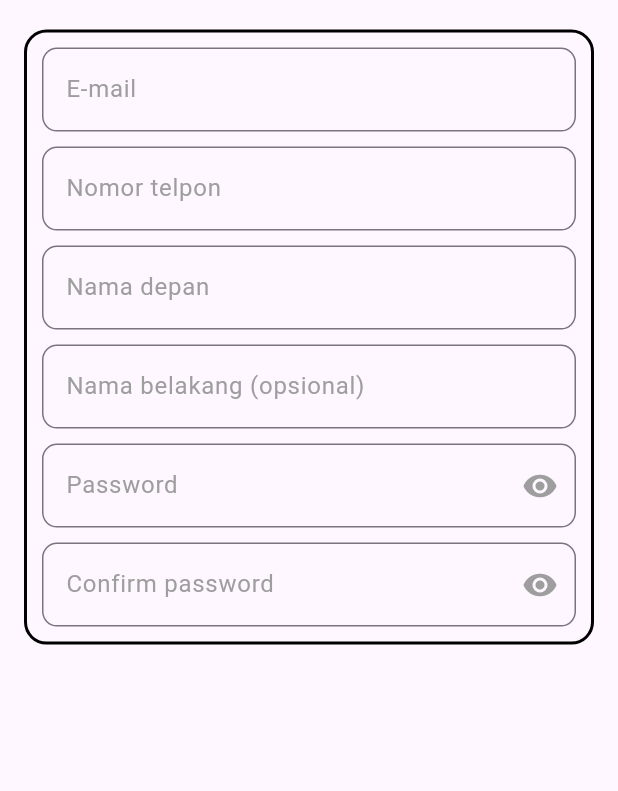
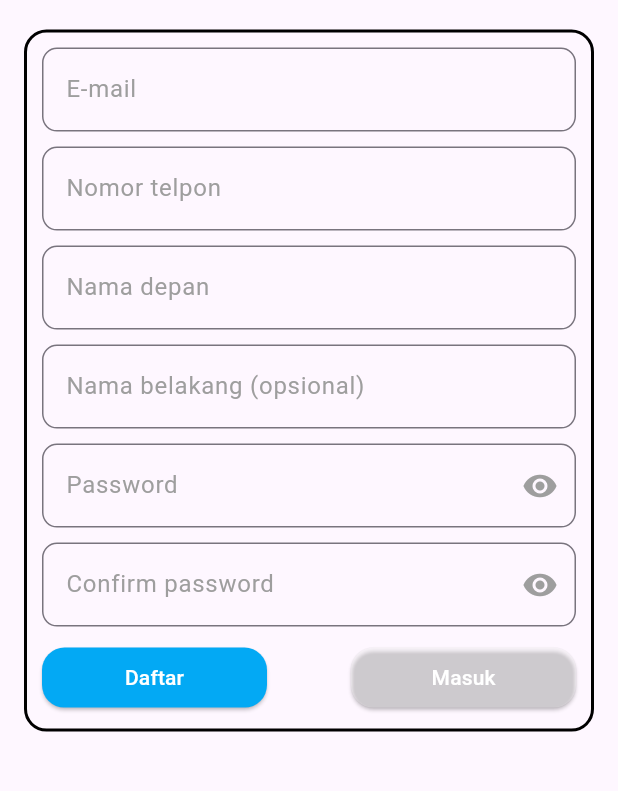
Before and after one commit to evannurfauzanvn/Plosokerep_Mobile, a Flutter app: the Register screen opened directly, on a phone screen of 412 x 824 dp, the part 374-1165 px from its top. Run offline on Flutter 3.47's test engine with Material 3 defaults, Android fonts, the phone set to English and light mode, and no system bars; network calls fail.

```diff
--- a/lib/main_page.dart
+++ b/lib/main_page.dart
@@ -15,7 +15,7 @@ class _HomePage extends State<HomePage> {
     const Beranda(),
     const Center(child: Text('profile desa')),
     const Center(child: Text('layanan')),
-    const Center(child: Text('data penduduk')),
+    const Center(child: Text('profile')),
   ];
   @override
   Widget build(BuildContext context) {
--- a/lib/register.dart
+++ b/lib/register.dart
@@ -1,4 +1,8 @@
 import 'package:flutter/material.dart';
+import 'package:plosokerep_apk/login.dart';
+import 'package:plosokerep_apk/main_page.dart';
+import 'package:plosokerep_apk/resources/btn/btn.dart';
+import 'package:plosokerep_apk/resources/btn/btnsr.dart';
 import 'package:plosokerep_apk/resources/fmtx/fmtx.dart';
 import 'package:plosokerep_apk/resources/fmtx/sftmtx.dart';
 
@@ -45,6 +49,28 @@ class _Register extends State<Register> {
                     SecureFormtext(controller: _passwordcontroller, hintText: "Password"),
                     const SizedBox(height: 10,),
                     SecureFormtext(controller: _confirmpasswordcontroller, hintText: "Confirm password"),
+                    const SizedBox(height: 10,),
+                    Row(
+                      mainAxisAlignment: MainAxisAlignment.spaceBetween,
+                      children: [
+                        Button(
+                          text: "Daftar",
+                          onpressed: () {
+                            Navigator.pushReplacement(context,
+                                MaterialPageRoute(builder: (context) {
+                              return const HomePage();
+                            }));
+                          },
+                        ),
+                        ButtonSilver(
+                          text: "Masuk",
+                          onpressed: () => Navigator.pushReplacement(context,
+                              MaterialPageRoute(builder: (context) {
+                            return const Login();
+                          })),
+                        )
+                      ],
+                    )
                   ],
                 ),
               )
--- a/lib/resources/btmnavbar.dart
+++ b/lib/resources/btmnavbar.dart
@@ -42,8 +42,8 @@ class Bottomnavigationbar extends StatelessWidget {
             label: "Layanan",
           ),
           BottomNavigationBarItem(
-            icon: Icon(Icons.donut_small_sharp),
-            label: "Data Penduduk",
+            icon: Icon(Icons.person),
+            label: "Profile",
           ),
         ],
       ),
--- /dev/null
+++ b/lib/resources/btn/btnsr.dart
@@ -0,0 +1,27 @@
+import 'package:flutter/material.dart';
+
+class ButtonSilver extends StatelessWidget {
+  const ButtonSilver({super.key, required this.text, required this.onpressed});
+  final VoidCallback onpressed;
+  final String text;
+
+  @override
+  Widget build(BuildContext context) {
+    return ElevatedButton(
+      onPressed: onpressed,
+      style: ButtonStyle(
+        minimumSize: const WidgetStatePropertyAll(Size(150, 40)),
+        backgroundColor: WidgetStateProperty.resolveWith<Color>(
+            (Set<WidgetState> states) {
+          if (states.contains(WidgetState.pressed)) {
+            return Colors.lightBlue;
+          }
+          return Colors.white30;
+        }),
+        foregroundColor: const WidgetStatePropertyAll(Colors.white),
+        shape: WidgetStatePropertyAll(RoundedRectangleBorder(borderRadius: BorderRadius.circular(15)))
+      ),
+      child: Text(text),
+    );
+  }
+}
--- a/lib/resources/ws/ws.dart
+++ b/lib/resources/ws/ws.dart
@@ -34,6 +34,7 @@ class _Waktusholat extends State<Waktusholat> {
             return Text('Error: ${snapshot.error}');
           } else if (snapshot.hasData) {
             return Container(
+              padding: const EdgeInsets.symmetric(horizontal: 16),
               height: 340,
               decoration: BoxDecoration(
                 borderRadius: BorderRadius.circular(10),
@@ -58,7 +59,7 @@ class _Waktusholat extends State<Waktusholat> {
                               color: Colors.white,
                               fontWeight: FontWeight.bold,
                               fontSize: 18),
-                              alignment: AlignmentDirectional.center,
+                          alignment: AlignmentDirectional.center,
                           value: selectedLocation,
                           dropdownColor: Colors.lightBlue,
                           menuMaxHeight: 200,
```
Also changed, not shown: lib/beranda.dart (+15 -1 lines), lib/login.dart (+9 -4 lines), lib/resources/cntr/sdwcntr.dart (added, +29 -0 lines), lib/resources/icon_beranda.dart (added, +125 -0 lines), lib/resources/iklan/iklan.dart (added, +58 -0 lines), lib/resources/iklan/iklan_dumy.dart (added, +9 -0 lines), pubspec.yaml (+5 -2 lines), image/aparatur.png (added), image/info desa.png (added), image/kontak desa.png (added), image/map.png (added), image/masjid.jpeg (deleted), 1 other file.
